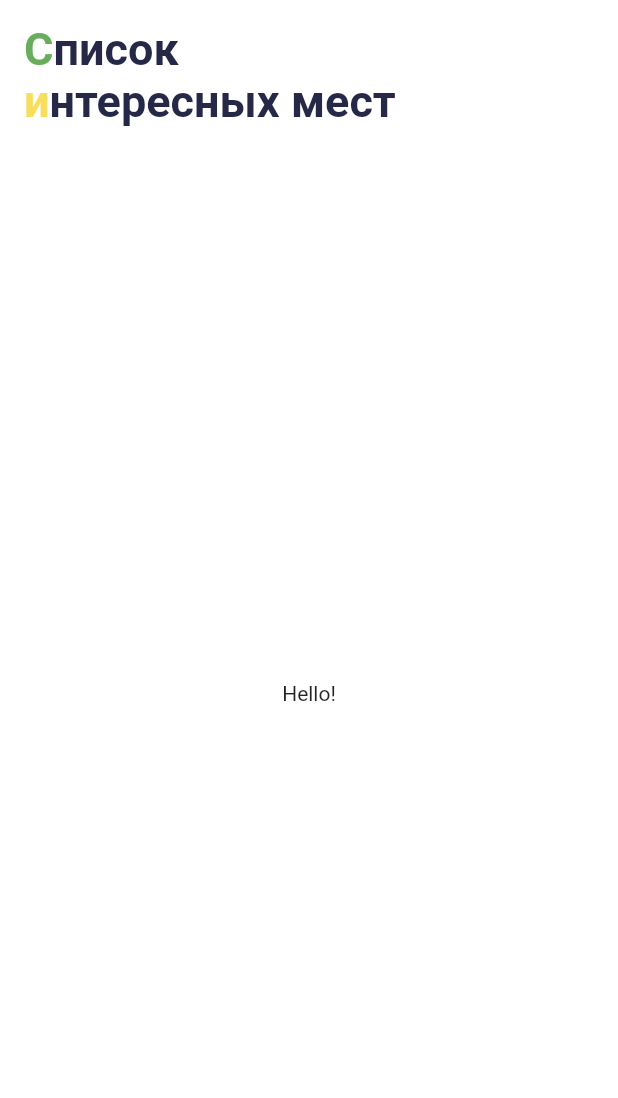
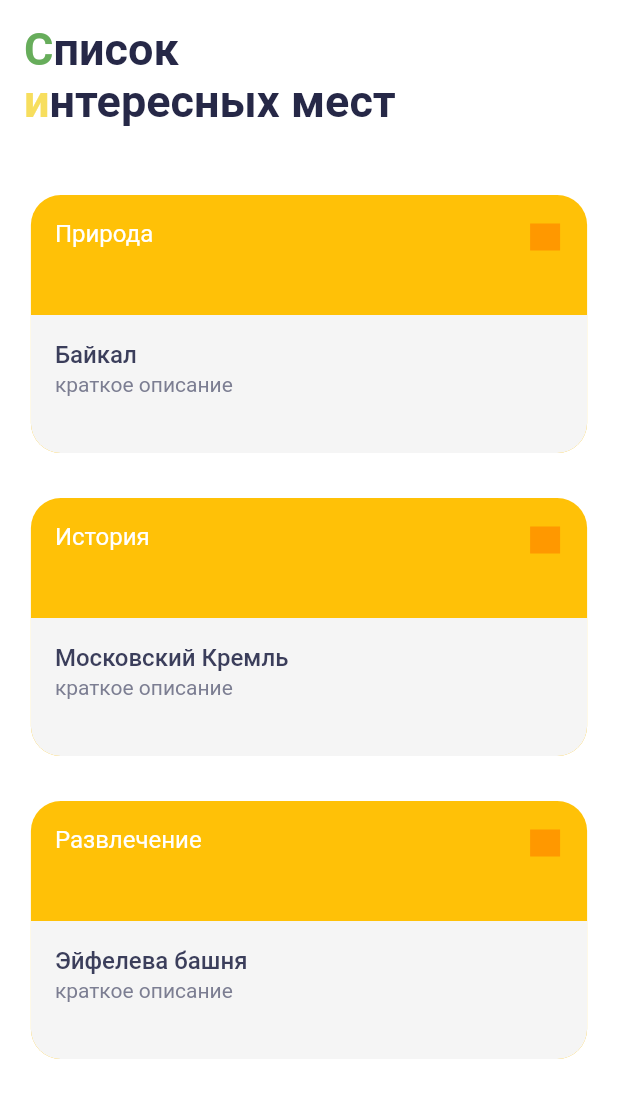
Before and after one commit to sclrew/surf-flutter-course-shturba, a Flutter app: the screen it shows after launch, on a phone screen of 412 x 824 dp. Shown: the top 1098 px of the screen. Run offline on Flutter 3.47's test engine with Material 2 defaults, Android fonts, the phone set to English and light mode, and no system bars.

Commit message:
finished 4-6-2

```diff
--- a/places/lib/domain/sight.dart
+++ b/places/lib/domain/sight.dart
@@ -1,4 +1,4 @@
-enum MyTypes { nature, history, interes }
+// enum MyTypes { nature, history, interes }
 
 class Sight {
   String name;
@@ -6,7 +6,7 @@ class Sight {
   double lon;
   String url;
   String details;
-  MyTypes type;
+  String type;
 
   Sight(this.name, this.lat, this.lon, this.url, this.details, this.type);
 }
--- a/places/lib/mocks.dart
+++ b/places/lib/mocks.dart
@@ -7,19 +7,19 @@ final List mocks = [
       104.5868627,
       'https://ru.wikipedia.org/wiki/%D0%91%D0%B0%D0%B9%D0%BA%D0%B0%D0%BB',
       'озеро тектонического происхождения в южной части Восточной Сибири',
-      MyTypes.nature),
+      'Природа'),
   Sight(
       'Московский Кремль',
       55.7520263,
       37.6153107,
       'https://www.kreml.ru/',
       'Государственный историко-культурный музей-заповедник «Московский Кремль»',
-      MyTypes.history),
+      'История'),
   Sight(
       'Эйфелева башня',
       48.8583736,
       2.2922926,
       'https://ru.wikipedia.org/wiki/%D0%AD%D0%B9%D1%84%D0%B5%D0%BB%D0%B5%D0%B2%D0%B0_%D0%B1%D0%B0%D1%88%D0%BD%D1%8F',
       'металлическая башня в центре Парижа',
-      MyTypes.interes),
+      'Развлечение'),
 ];
--- /dev/null
+++ b/places/lib/ui/screen/sight_card.dart
@@ -0,0 +1,86 @@
+import 'package:flutter/material.dart';
+import 'package:places/domain/sight.dart';
+
+class SightCard extends StatelessWidget {
+  final Sight sight;
+  const SightCard({Key? key, required this.sight}) : super(key: key);
+
+  @override
+  Widget build(BuildContext context) {
+    return Container(
+      margin: const EdgeInsets.only(top: 30),
+      // width: 328,
+      width: MediaQuery.of(context).size.width * 0.90,
+      decoration: const BoxDecoration(
+        borderRadius: BorderRadius.all(
+          Radius.circular(20),
+        ),
+        color: Colors.amber,
+      ),
+      child: Column(
+        children: [
+          SizedBox(
+            height: 80,
+            child: Row(
+              mainAxisAlignment: MainAxisAlignment.spaceBetween,
+              crossAxisAlignment: CrossAxisAlignment.start,
+              children: [
+                Container(
+                  margin: EdgeInsets.only(top: 16, left: 16),
+                  child: Text(
+                    sight.type.toString(),
+                    style: TextStyle(
+                      color: Colors.white,
+                      fontSize: 16,
+                    ),
+                  ),
+                ),
+                Container(
+                  margin: EdgeInsets.only(top: 19, right: 18),
+                  color: Colors.orange,
+                  width: 20,
+                  height: 18,
+                ),
+              ],
+            ),
+          ),
+          Container(
+            height: 92,
+            width: MediaQuery.of(context).size.width * 0.90,
+            decoration: const BoxDecoration(
+              color: Color(0xFFF5F5F5),
+              borderRadius: BorderRadius.only(
+                bottomLeft: Radius.circular(20),
+                bottomRight: Radius.circular(20),
+              ),
+            ),
+            child: Container(
+              margin: EdgeInsets.only(left: 16, top: 16, right: 16),
+              child: Column(
+                mainAxisAlignment: MainAxisAlignment.start,
+                crossAxisAlignment: CrossAxisAlignment.start,
+                children: [
+                  Text(
+                    sight.name,
+                    style: TextStyle(
+                      height: 1.25,
+                      fontWeight: FontWeight.w500,
+                      fontSize: 16,
+                      color: Color(0xFF3B3E5B),
+                    ),
+                  ),
+                  // SizedBox(height: 8),
+                  Text(
+                    'краткое описание',
+                    style: TextStyle(
+                        height: 1.35, fontSize: 14, color: Color(0xff7C7E92)),
+                  ),
+                ],
+              ),
+            ),
+          ),
+        ],
+      ),
+    );
+  }
+}
--- a/places/lib/ui/screen/sight_list_screen.dart
+++ b/places/lib/ui/screen/sight_list_screen.dart
@@ -1,4 +1,6 @@
 import 'package:flutter/material.dart';
+import 'package:places/mocks.dart';
+import 'package:places/ui/screen/sight_card.dart';
 
 class SightListScreen extends StatefulWidget {
   const SightListScreen({Key? key}) : super(key: key);
@@ -13,7 +15,23 @@ class _SightListScreenState extends State<SightListScreen> {
     return Scaffold(
       backgroundColor: Colors.white,
       appBar: appBar,
-      body: const Center(child: Text("Hello!")),
+      body: Container(
+        child: Row(
+          mainAxisAlignment: MainAxisAlignment.center,
+          crossAxisAlignment: CrossAxisAlignment.start,
+          children: [
+            SingleChildScrollView(
+              child: Column(
+                children: [
+                  SightCard(sight: mocks[0]),
+                  SightCard(sight: mocks[1]),
+                  SightCard(sight: mocks[2]),
+                ],
+              ),
+            ),
+          ],
+        ),
+      ),
     );
   }
 
```
Also changed, not shown: Simulator Screen Shot - iPhone 12 Pro - 2021-07-30 at 08.38.58.png (added), 1 other file.
